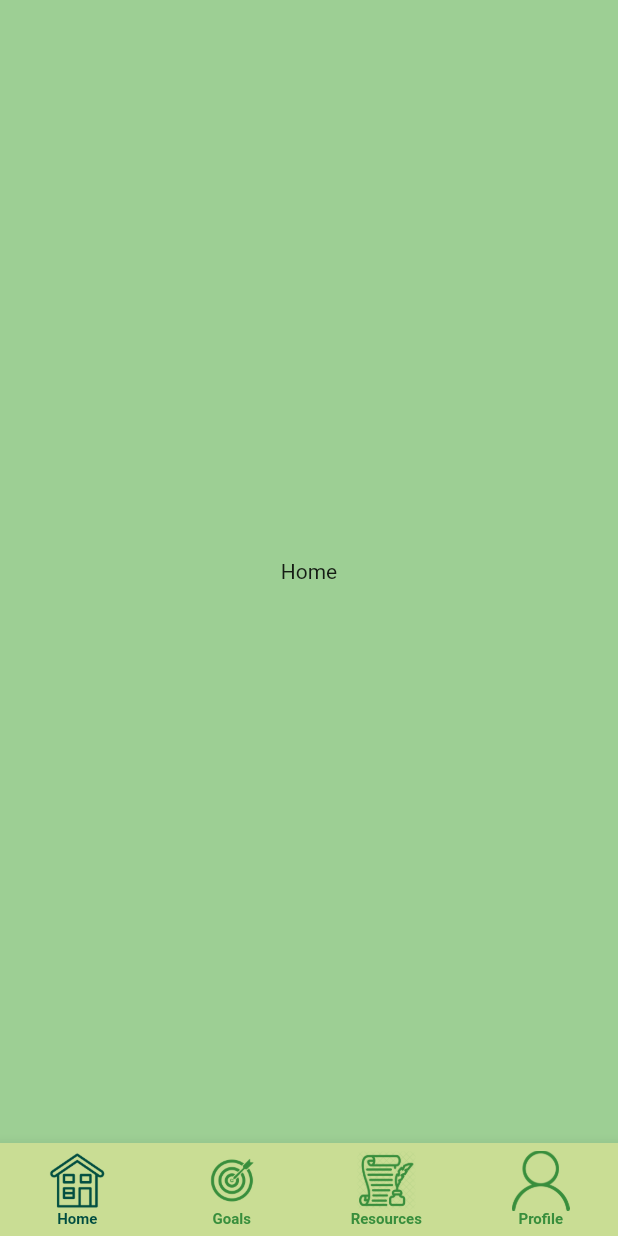
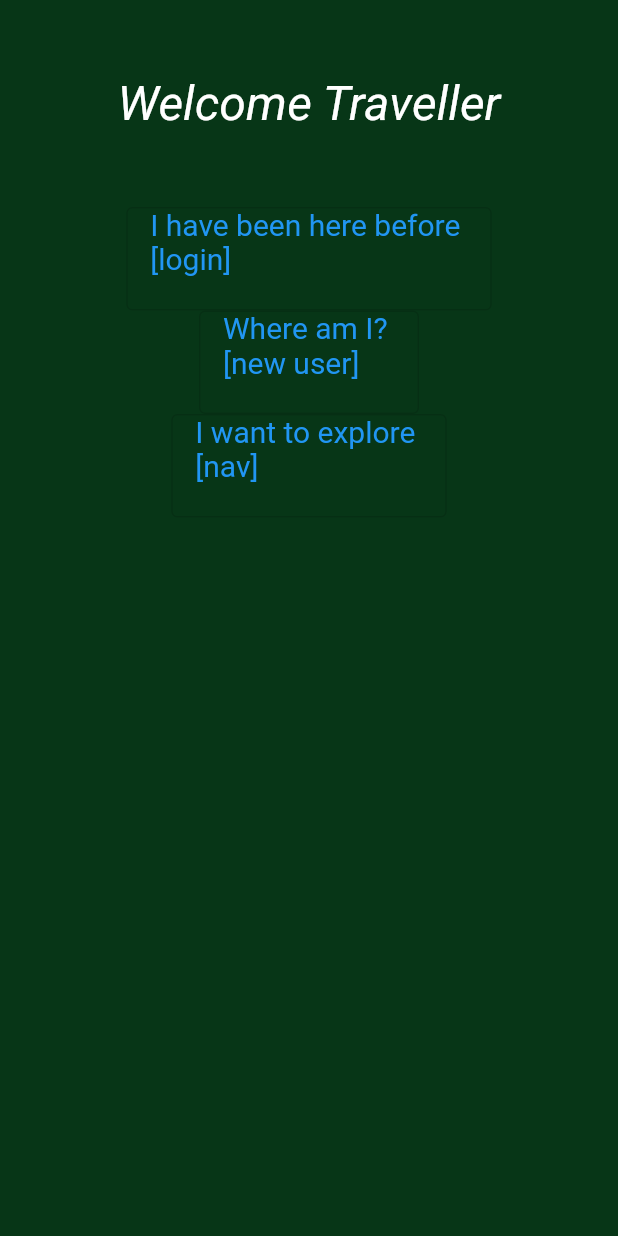
Before and after one commit to csc301-fall-2021/team-project-9-greenpeeps, a Flutter app: the screen it shows after launch, on a phone screen of 412 x 824 dp. Run offline on Flutter 3.47's test engine with Material 2 defaults, Android fonts, the phone set to English and light mode, and no system bars; our stand-ins replace firebase_core; missing offline and left inert: firebase_core_web; accounts and stored records are empty; Roboto replaces fonts that are missing (Nunito).

Commit message:
added welcome, login and loaded screen skeleton, as well as navigation between pages

```diff
--- /dev/null
+++ b/green_peeps_app/lib/login.dart
@@ -0,0 +1,16 @@
+import 'package:flutter/material.dart';
+
+class Login extends StatefulWidget {
+  const Login({Key? key}) : super(key: key);
+
+  @override
+  _LoginState createState() => _LoginState();
+}
+
+class _LoginState extends State<Login> {
+  @override
+  Widget build(BuildContext context) {
+    return Container(
+        child: Center(child: Text("Login")));
+  }
+}
--- a/green_peeps_app/lib/main.dart
+++ b/green_peeps_app/lib/main.dart
@@ -1,8 +1,13 @@
 import 'package:flutter/material.dart';
 import 'package:green_peeps_app/navigation.dart';
+import 'package:green_peeps_app/welcome.dart';
+import 'package:green_peeps_app/loading.dart';
+import 'package:green_peeps_app/login.dart';
+import 'package:green_peeps_app/initial_questionnaire.dart';
 
 // Import the firebase_core plugin
 import 'package:firebase_core/firebase_core.dart';
+
 
 void main() {
   WidgetsFlutterBinding.ensureInitialized();
@@ -48,7 +53,15 @@ class _AppState extends State<MyApp> {
       print("error in building the Firebase project");
     }
 
-    return MaterialApp(home: navigation());
+    return MaterialApp(
+        initialRoute: '/welcome',
+        routes: {
+          '/': (context) => Loading(),
+          '/welcome': (context) => Welcome(),
+          '/nav': (context) => navigation(),
+          '/login': (context) => Login(),
+          '/new': (context) => InitialQuestionnaire(),
+        },);
   }
 }
 
--- /dev/null
+++ b/green_peeps_app/lib/welcome.dart
@@ -0,0 +1,70 @@
+import 'package:flutter/material.dart';
+
+class Welcome extends StatefulWidget {
+  const Welcome({Key? key}) : super(key: key);
+
+  @override
+  _WelcomeState createState() => _WelcomeState();
+}
+
+class _WelcomeState extends State<Welcome> {
+  @override
+  Widget build(BuildContext context) {
+
+    final ButtonStyle style =
+    OutlinedButton.styleFrom(
+        textStyle: const TextStyle(
+            fontSize: 20,
+            color: Colors.white)
+       );
+
+// ButtonStyle(
+//     backgroundColor: MaterialStateProperty.all<Color>(Colors.green),
+//   )
+
+    return Scaffold(
+      body: SafeArea(
+          child: Container(
+            decoration: new BoxDecoration(
+                color: Color(0xff073617),
+            ),
+            child: Column(
+              children: [
+                Padding(
+                  padding: const EdgeInsets.symmetric(vertical: 50.0),
+                  child: Center(
+                      child: Text('Welcome Traveller',
+                      style: TextStyle(
+                        color: Colors.white,
+                        fontSize: 32,
+                        fontStyle: FontStyle.italic,
+                      ),
+                      )
+                  ),
+                ),
+                OutlinedButton(
+                  style: style,
+                  onPressed: (){
+                    Navigator.pushNamed(context, '/login');
+                  },
+                  child: const Text('I have been here before \n[login]\n'),
+                ),
+                OutlinedButton(
+                  style: style,
+                  onPressed: (){
+                    Navigator.pushNamed(context, '/new');
+                  },
+                  child: const Text('Where am I? \n[new user]\n'),
+                ),
+                OutlinedButton(
+                  style: style,
+                  onPressed: (){
+                    Navigator.pushNamed(context, '/nav');
+                  },
+                  child: const Text('I want to explore \n[nav]\n'),
+                ),],
+            ),
+          )),
+    );
+  }
+}
```
Also changed, not shown: green_peeps_app/lib/initial_questionnaire.dart (added, +15 -0 lines), green_peeps_app/lib/loading.dart (added, +17 -0 lines), green_peeps_app/pubspec.lock.
